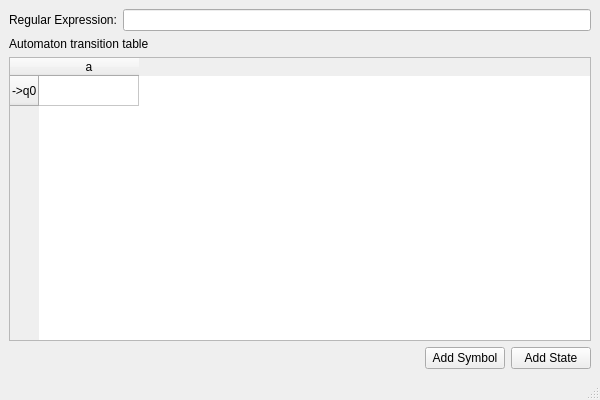
Old version of the form ui/main_window.ui in the repository matheuspb/simone.
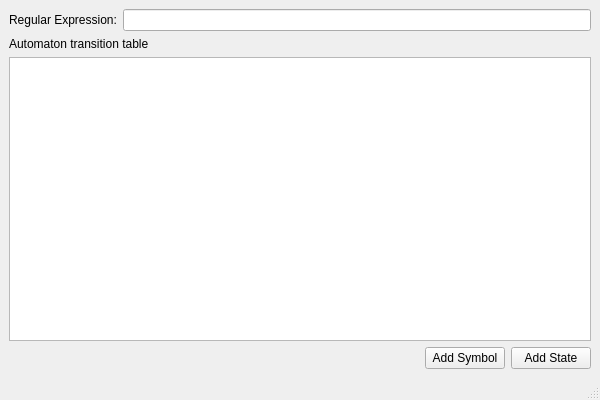
New version of the form.

Commit message:
Table widget reads from DFA object
Making changes to the table won't change the DFA yet

The edit to the form file:
```diff
--- a/ui/main_window.ui
+++ b/ui/main_window.ui
@@ -43,21 +43,11 @@
         <item>
          <widget class="QTableWidget" name="transitionTable">
           <property name="rowCount">
-           <number>1</number>
+           <number>0</number>
           </property>
           <property name="columnCount">
-           <number>1</number>
+           <number>0</number>
           </property>
-          <row>
-           <property name="text">
-            <string>-&gt;q0</string>
-           </property>
-          </row>
-          <column>
-           <property name="text">
-            <string>a</string>
-           </property>
-          </column>
          </widget>
         </item>
        </layout>
```
Left out of the diff: 2 changed lines with no effect on the pictures. The commit also changes 7 other files.
